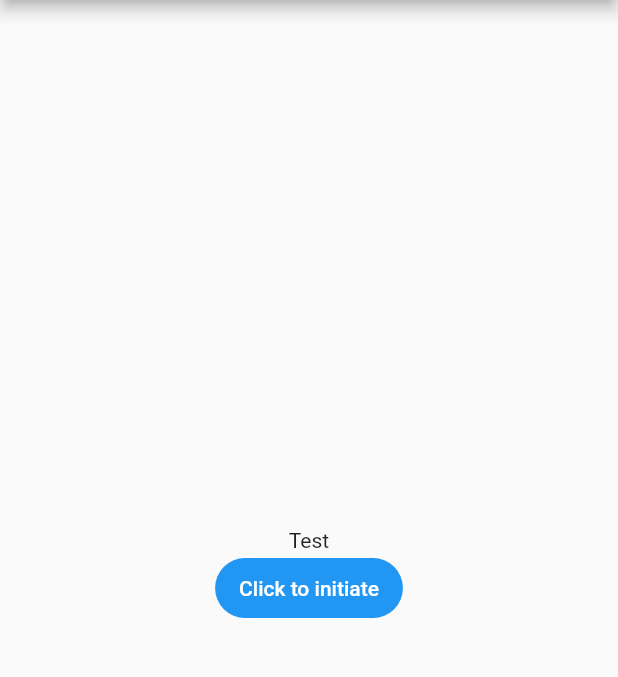
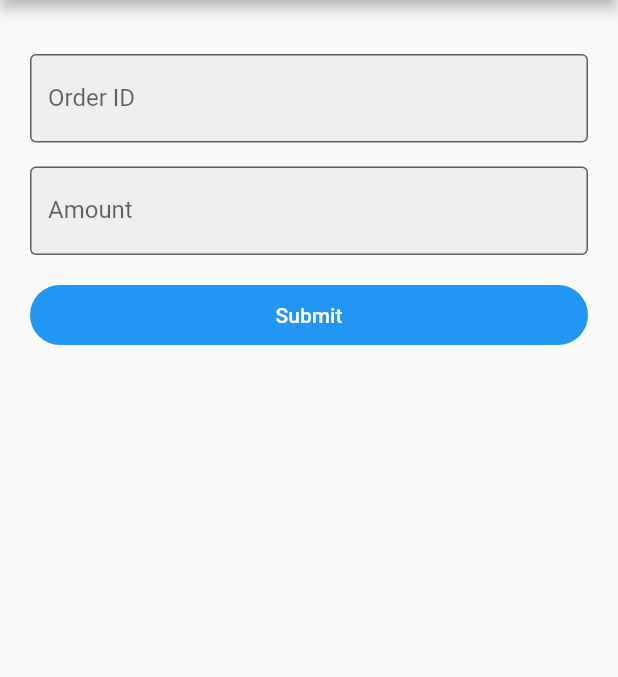
Before and after one commit to FastPaySDK/FastPayFlutterLibrary, a Flutter app: the screen it shows after launch, on a phone screen of 412 x 824 dp, the part 84-761 px from its top. Run offline on Flutter 3.47's test engine with Material 2 defaults, Android fonts, the phone set to English and light mode, and no system bars; our stand-ins replace plugin_platform_interface.

Commit message:
new changes

```diff
--- a/example/lib/main.dart
+++ b/example/lib/main.dart
@@ -20,6 +20,8 @@ class MyApp extends StatefulWidget {
 class _MyAppState extends State<MyApp> {
   String _platformVersion = 'Unknown';
   final _fastpayFlutterSdkPlugin = FastpayFlutterSdk();
+  TextEditingController orderId = TextEditingController(text: '');
+  TextEditingController amount = TextEditingController(text: '');
 
   @override
   void initState() {
@@ -32,7 +34,7 @@ class _MyAppState extends State<MyApp> {
     // Platform messages may fail, so we use a try/catch PlatformException.
     // We also handle the message potentially returning null.
     try {
-      var request = FastpayRequest(storeId: "748957_847", storePassword: "v=7bUPTeC2#nQ2-+", amount: "261", orderId: "asldkfasdl71721", environment: Environment.sandbox);
+      var request = FastpayRequest(storeId: "748957_847", storePassword: "v=7bUPTeC2#nQ2-+", amount: amount.text, orderId: orderId.text, environment: Environment.sandbox);
       platformVersion = await _fastpayFlutterSdkPlugin.getFastpayPaymentResult(request) ?? 'Unknown platform version';
       debugPrint(platformVersion);
     } on PlatformException {
@@ -56,19 +58,41 @@ class _MyAppState extends State<MyApp> {
         appBar: AppBar(
           title: const Text('Fastpay SDK test'),
         ),
-        body: Center(
+        body: Container(
+          padding: EdgeInsets.all(20),
+          child: Center(
             child: Column(
-            mainAxisAlignment: MainAxisAlignment.center,
-            crossAxisAlignment: CrossAxisAlignment.center,
+              crossAxisAlignment: CrossAxisAlignment.stretch,
               children: [
-              Text("Test"),
+                SizedBox(height: 16.0),
+                TextField(
+                  controller: orderId,
+                  decoration: InputDecoration(
+                    labelText: 'Order ID',
+                    border: OutlineInputBorder(),
+                    filled: true,
+                    fillColor: Colors.grey[200],
+                  ),
+                ),
+                SizedBox(height: 16.0),
+                TextField(
+                  controller: amount,
+                  decoration: InputDecoration(
+                    labelText: 'Amount',
+                    border: OutlineInputBorder(),
+                    filled: true,
+                    fillColor: Colors.grey[200],
+                  ),
+                ),
+                SizedBox(height: 16.0),
                 FilledButton(
-                onPressed: (){
+                  onPressed: () {
                     initPlatformState();
                   },
-                child: Text('Click to initiate'),
+                  child: Text('Submit'),
                 ),
               ],
+            ),
           ),
         ),
       ),
```
Lines whose indentation alone changed are shown as unchanged.
